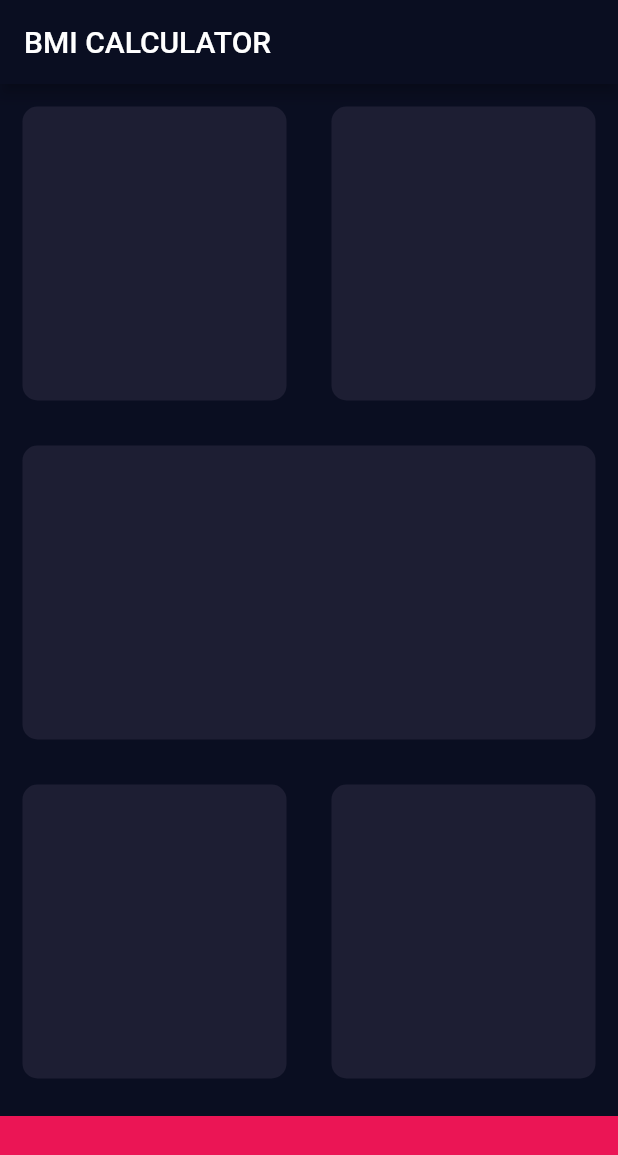
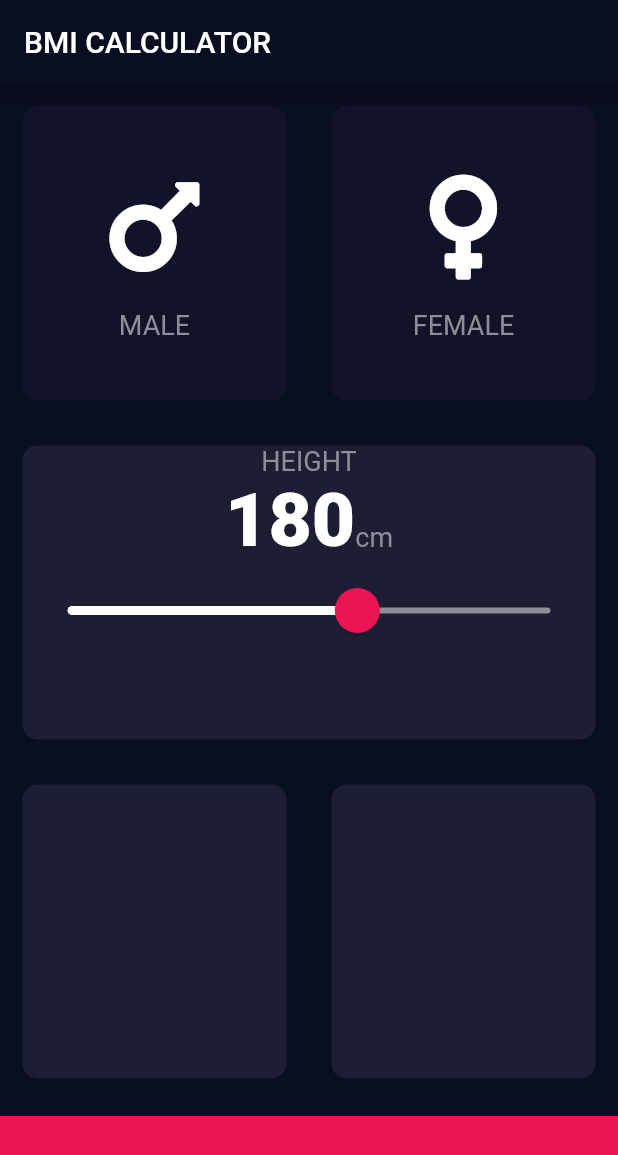
Before and after one commit to imWayneWY/flutter_study2, a Flutter app: the screen it shows after launch, on a phone screen of 412 x 824 dp. Shown: the top 1155 px of the screen. Run offline on Flutter 3.47's test engine with Material 2 defaults, Android fonts, the light colour scheme and no system bars; our stand-ins replace audioplayers, font_awesome_flutter.

Commit message:
Flutter widgets from scratch

```diff
--- /dev/null
+++ b/bmi-calculator-flutter/lib/constants.dart
@@ -0,0 +1,17 @@
+import 'package:flutter/material.dart';
+
+const kBottomContainerHeight = 80.0;
+const kActiveCardColour = Color(0xFF1D1E33);
+const kInactiveCardColour = Color(0xFF111328);
+const kBottomContainerColour = Color(0xFFEB1555);
+
+
+const kLabelTextStyle = TextStyle(
+  fontSize: 18.0,
+  color: Color(0xFF8D8E98),
+);
+
+const kNumberTextStyle = TextStyle(
+  fontSize: 50.0,
+  fontWeight: FontWeight.w900,
+);
--- /dev/null
+++ b/bmi-calculator-flutter/lib/icon_content.dart
@@ -0,0 +1,29 @@
+import 'package:flutter/material.dart';
+import 'constants.dart';
+
+class IconContent extends StatelessWidget {
+  IconContent({@required this.icon, @required this.title});
+
+  final IconData icon;
+  final String title;
+  @override
+  Widget build(BuildContext context) {
+    return Column(
+      mainAxisAlignment: MainAxisAlignment.center,
+      children: <Widget>[
+        Icon(
+          // FontAwesomeIcons.mars,
+          icon,
+          size: 80.0,
+        ),
+        SizedBox(
+          height: 15.0,
+        ),
+        Text(
+          title,
+          style: kLabelTextStyle,
+        ),
+      ],
+    );
+  }
+}
--- a/bmi-calculator-flutter/lib/input_page.dart
+++ b/bmi-calculator-flutter/lib/input_page.dart
@@ -1,8 +1,13 @@
 import 'package:flutter/material.dart';
+import 'package:font_awesome_flutter/font_awesome_flutter.dart';
+import 'icon_content.dart';
+import 'reusable_card.dart';
+import 'constants.dart';
 
-const bottomContainerHeight = 80.0;
-const Color activeCardColour = Color(0xFF1D1E33);
-const bottomContainerColour = Color(0xFFEB1555);
+enum Gender {
+  male,
+  female,
+}
 
 class InputPage extends StatefulWidget {
   @override
@@ -10,6 +15,9 @@ class InputPage extends StatefulWidget {
 }
 
 class _InputPageState extends State<InputPage> {
+  Gender selectedGender = null;
+  int height = 180;
+
   @override
   Widget build(BuildContext context) {
     return Scaffold(
@@ -17,18 +25,41 @@ class _InputPageState extends State<InputPage> {
           title: Text('BMI CALCULATOR'),
         ),
         body: Column(
+          crossAxisAlignment: CrossAxisAlignment.stretch,
           children: <Widget>[
             Expanded(
               child: Row(
                 children: <Widget>[
                   Expanded(
                     child: ReusableCard(
-                      colour: activeCardColour,
+                      colour: selectedGender == Gender.male
+                          ? kActiveCardColour
+                          : kInactiveCardColour,
+                      handleTap: () {
+                        setState(() {
+                          selectedGender = Gender.male;
+                        });
+                      },
+                      cardChild: IconContent(
+                        icon: FontAwesomeIcons.mars,
+                        title: 'MALE',
+                      ),
                     ),
                   ),
                   Expanded(
                     child: ReusableCard(
-                      colour: activeCardColour,
+                      colour: selectedGender == Gender.female
+                          ? kActiveCardColour
+                          : kInactiveCardColour,
+                      handleTap: () {
+                        setState(() {
+                          selectedGender = Gender.female;
+                        });
+                      },
+                      cardChild: IconContent(
+                        icon: FontAwesomeIcons.venus,
+                        title: 'FEMALE',
+                      ),
                     ),
                   ),
                 ],
@@ -36,7 +67,47 @@ class _InputPageState extends State<InputPage> {
             ),
             Expanded(
               child: ReusableCard(
-                colour: activeCardColour,
+                colour: kActiveCardColour,
+                cardChild: Column(
+                  children: <Widget>[
+                    Text(
+                      'HEIGHT',
+                      style: kLabelTextStyle,
+                    ),
+                    Row(
+                      mainAxisAlignment: MainAxisAlignment.center,
+                      crossAxisAlignment: CrossAxisAlignment.baseline,
+                      textBaseline: TextBaseline.alphabetic,
+                      children: <Widget>[
+                        Text(
+                          height.toString(),
+                          style: kNumberTextStyle,
+                        ),
+                        Text(
+                          'cm',
+                          style:kLabelTextStyle,
+                        ),
+                      ],
+                    ),
+                    SliderTheme(
+                      data: SliderTheme.of(context).copyWith(
+                        inactiveTrackColor: Color(0xFF8D8E98),
+                        activeTrackColor: Colors.white,
+                        overlayColor: Color(0x29EB1555),
+                        thumbColor: Color(0xFFEB1555),
+                        thumbShape: RoundSliderThumbShape(enabledThumbRadius: 15.0),
+                        overlayShape: RoundSliderOverlayShape(overlayRadius: 30.0),
+                      ),
+                      child: Slider(
+                        value: height.toDouble(),
+                        min: 120.0,
+                        max: 220.0,
+                        onChanged: (double newValue){setState(() {
+                          height = newValue.round();
+                        });}),
+                    ),
+                  ],
+                ),
               ),
             ),
             Expanded(
@@ -44,39 +115,24 @@ class _InputPageState extends State<InputPage> {
                 children: <Widget>[
                   Expanded(
                     child: ReusableCard(
-                      colour: activeCardColour,
+                      colour: kActiveCardColour,
                     ),
                   ),
                   Expanded(
                     child: ReusableCard(
-                      colour: activeCardColour,
+                      colour: kActiveCardColour,
                     ),
                   ),
                 ],
               ),
             ),
             Container(
-              color: bottomContainerColour,
+              color: kBottomContainerColour,
               margin: EdgeInsets.only(top: 10.0),
               width: double.infinity,
-              height: bottomContainerHeight,
+              height: kBottomContainerHeight,
             ),
           ],
         ));
   }
 }
-
-class ReusableCard extends StatelessWidget {
-  ReusableCard({@required this.colour});
-
-  final Color colour;
-
-  @override
-  Widget build(BuildContext context) {
-    return Container(
-      margin: EdgeInsets.all(15.0),
-      decoration: BoxDecoration(
-          color: colour, borderRadius: BorderRadius.circular(10.0)),
-    );
-  }
-}
--- /dev/null
+++ b/bmi-calculator-flutter/lib/reusable_card.dart
@@ -0,0 +1,23 @@
+import 'package:flutter/material.dart';
+
+class ReusableCard extends StatelessWidget {
+  ReusableCard(
+      {@required this.colour, this.cardChild, this.handleTap});
+
+  final Color colour;
+  final Widget cardChild;
+  final Function handleTap;
+
+  @override
+  Widget build(BuildContext context) {
+    return GestureDetector(
+      onTap: handleTap,
+      child: Container(
+        child: cardChild,
+        margin: EdgeInsets.all(15.0),
+        decoration: BoxDecoration(
+            color: colour, borderRadius: BorderRadius.circular(10.0)),
+      ),
+    );
+  }
+}
--- a/bmi-calculator-flutter/pubspec.yaml
+++ b/bmi-calculator-flutter/pubspec.yaml
@@ -11,6 +11,7 @@ dependencies:
     sdk: flutter
 
   cupertino_icons: ^0.1.2
+  font_awesome_flutter: ^8.4.0
 
 dev_dependencies:
   flutter_test:
```
